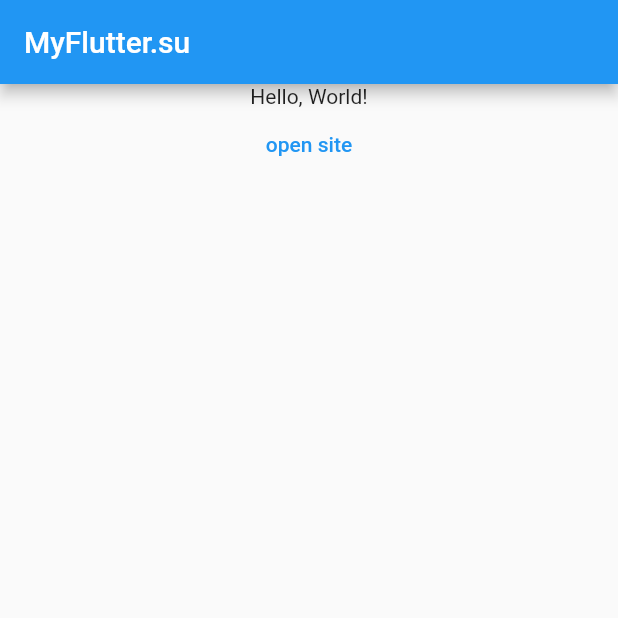
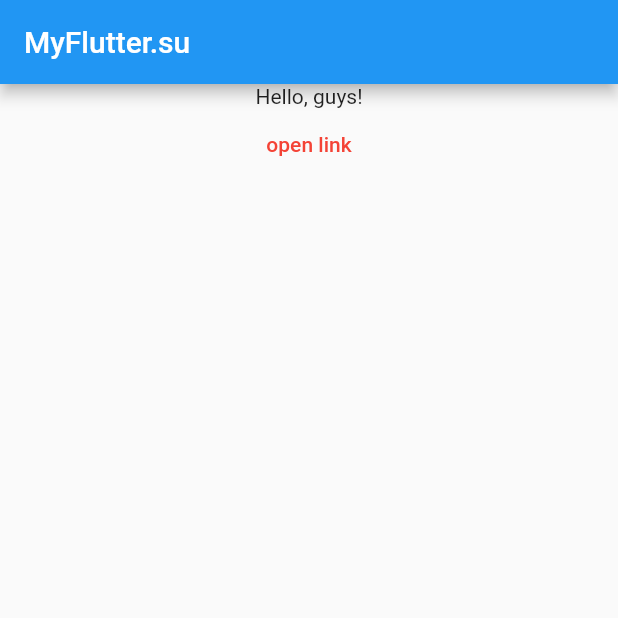
Before and after one commit to MRS88/flutter_projects, a Flutter app: the screen it shows after launch, on a phone screen of 412 x 824 dp, the top half of it. Run offline on Flutter 3.47's test engine with Material 2 defaults, Android fonts, the phone set to English and light mode, and no system bars.

Commit message:
initial commit

```diff
--- a/lib/main.dart
+++ b/lib/main.dart
@@ -1,16 +1,26 @@
 import 'package:flutter/material.dart';
+
+class MyBody extends StatelessWidget{
+  Widget build(BuildContext context) {
+    return new Center(child: new Column(
+      children: [
+        new Text('Hello, guys!'),
+        new TextButton(style: ButtonStyle(foregroundColor: MaterialStateProperty.all(Colors.red),
+        ),
+        onPressed: (){},
+        child: Text('open link'),)
+      ]));
+  }
+}
+
 void main() {
   runApp(
     new MaterialApp(
       debugShowCheckedModeBanner: false,
       home: new Scaffold(
         appBar: new AppBar(title: new Text('MyFlutter.su')),
-        body: new Center(
-          child: new Column(
-            children: [new Text('Hello, World!'), new TextButton(onPressed: (){}, child: Text('open site'))]
+        body: new MyBody()
           )
         )
-      )
-    )
-  );
+      );
 }
```
